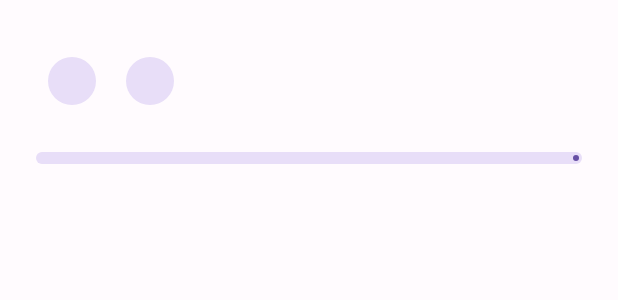
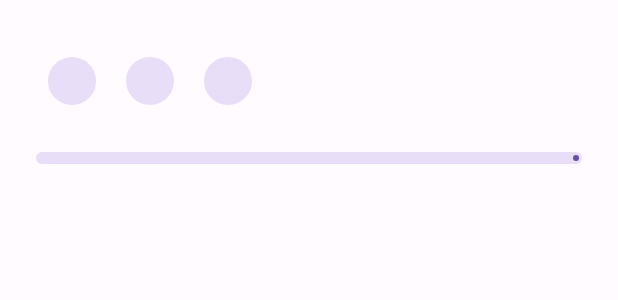
Before and after one commit to DrHowdyDoo/DiskInfo, an Android app: the layout item_view.xml on its own in the app's theme, with its tools: preview values and no code run, on a phone screen of 412 x 824 dp. Shown: the top 300 px of the screen. Run offline under Robolectric (Android 15) with nearby library versions, the phone set to English and light mode, and no system bars.

Commit message:
Block size added

```diff
--- a/app/src/main/java/com/drhowdydoo/diskinfo/MainActivity.java
+++ b/app/src/main/java/com/drhowdydoo/diskinfo/MainActivity.java
@@ -6,6 +6,7 @@ import android.content.SharedPreferences;
 import android.os.Build;
 import android.os.Bundle;
 import android.os.Handler;
+import android.os.StatFs;
 
 import androidx.appcompat.app.AppCompatActivity;
 import androidx.recyclerview.widget.LinearLayoutManager;
@@ -79,7 +80,10 @@ public class MainActivity extends AppCompatActivity {
                 long totalSpace = store.getTotalSpace();
                 long unusedSpace = store.getUnallocatedSpace();
                 long usedSpace = totalSpace - unusedSpace;
-                DataStore dataStore = new DataStore(store.toString(), store.type(), store.isReadOnly(), totalSpace, unusedSpace, usedSpace);
+                String fileStorePath = store.toString().replaceFirst(" .*", "");
+                StatFs statFs = new StatFs(fileStorePath);
+                long blockSize = statFs.getBlockSizeLong();
+                DataStore dataStore = new DataStore(store.toString(), store.type(), store.isReadOnly(), totalSpace, unusedSpace, usedSpace, blockSize);
                 storeArrayList.add(dataStore);
 
             } catch (IOException e) {
--- a/app/src/main/java/com/drhowdydoo/diskinfo/RecyclerViewAdapter.java
+++ b/app/src/main/java/com/drhowdydoo/diskinfo/RecyclerViewAdapter.java
@@ -47,6 +47,7 @@ public class RecyclerViewAdapter extends RecyclerView.Adapter<RecyclerViewAdapte
         holder.usedSpace.setText(Util.FormatBytes(curr.getUsed()) + " used");
         holder.freeSpace.setText(Util.FormatBytes(curr.getUnused()) + " free");
         holder.track_bar.setProgress(Util.getUsedSpace(curr.getTotal(), curr.getUsed()));
+        holder.chip_blockSize.setText(Util.FormatBytes(curr.getBlockSize()));
 
     }
 
@@ -59,7 +60,7 @@ public class RecyclerViewAdapter extends RecyclerView.Adapter<RecyclerViewAdapte
     public class ViewHolder extends RecyclerView.ViewHolder {
 
         public TextView mountName, usedSpace, totalSpace, freeSpace;
-        public Chip chip_fileSystem, chip_access;
+        public Chip chip_fileSystem, chip_access, chip_blockSize;
         public LinearProgressIndicator track_bar;
 
         public ViewHolder(@NonNull View itemView) {
@@ -68,6 +69,7 @@ public class RecyclerViewAdapter extends RecyclerView.Adapter<RecyclerViewAdapte
             track_bar = itemView.findViewById(R.id.track_bar);
             chip_fileSystem = itemView.findViewById(R.id.chip_fileSystem);
             chip_access = itemView.findViewById(R.id.chip_access);
+            chip_blockSize = itemView.findViewById(R.id.chip_blockSize);
             usedSpace = itemView.findViewById(R.id.txtView_used_size);
             totalSpace = itemView.findViewById(R.id.txtView_total_size);
             freeSpace = itemView.findViewById(R.id.txtView_unused);
--- a/app/src/main/res/layout/item_view.xml
+++ b/app/src/main/res/layout/item_view.xml
@@ -60,6 +60,21 @@
         app:layout_constraintStart_toEndOf="@id/chip_fileSystem"
         app:layout_constraintTop_toTopOf="@id/chip_fileSystem" />
 
+    <com.google.android.material.chip.Chip
+        android:id="@+id/chip_blockSize"
+        style="@style/Widget.Material3.Chip.Suggestion"
+        android:tooltipText="Block size"
+        android:layout_width="wrap_content"
+        android:layout_height="wrap_content"
+        android:layout_marginStart="4dp"
+        android:gravity="center"
+        android:clickable="false"
+        android:checked="true"
+        app:chipCornerRadius="16dp"
+        app:layout_constraintBottom_toBottomOf="@id/chip_access"
+        app:layout_constraintStart_toEndOf="@id/chip_access"
+        app:layout_constraintTop_toTopOf="@id/chip_access" />
+
     <TextView
         android:id="@+id/txtView_used_size"
         android:layout_width="wrap_content"
```
Also changed, not shown: app/src/main/java/com/drhowdydoo/diskinfo/DataStore.java (+14 -4 lines), app/src/main/res/drawable/ic_block.xml (added, +10 -0 lines).
